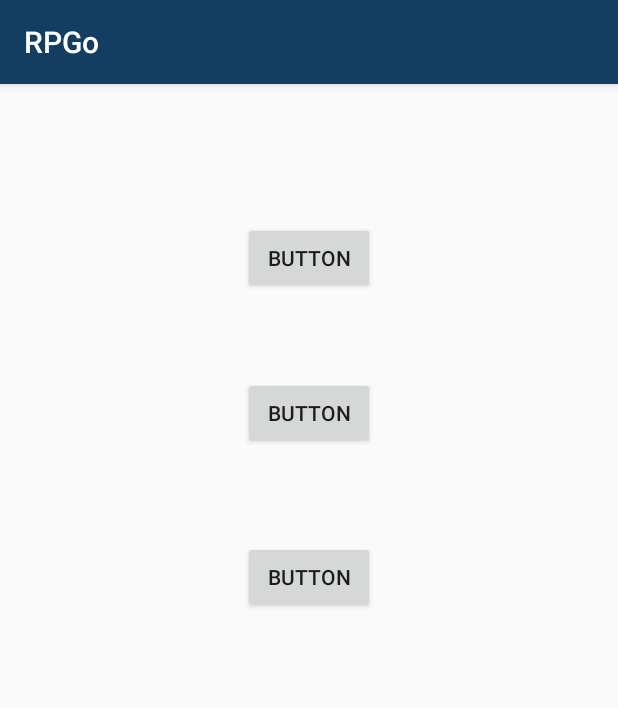
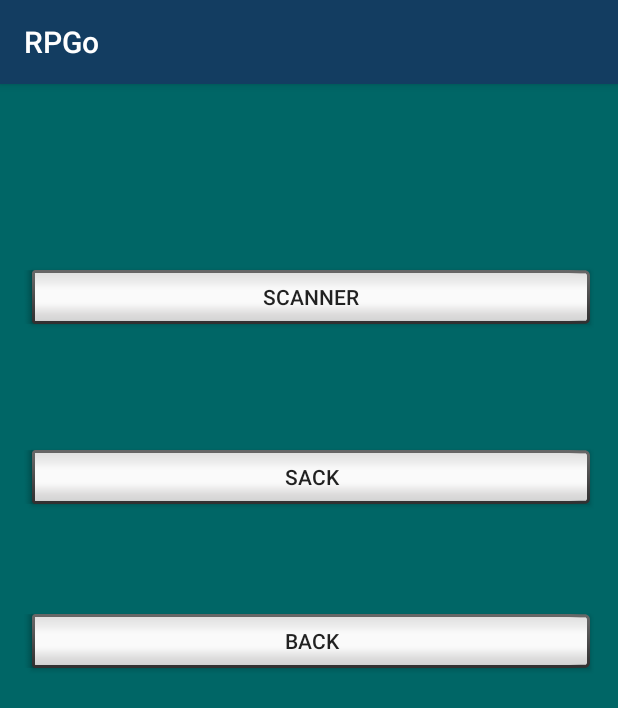
Before and after one commit to Mental1993/RPGo, an Android app: the Buttons screen opened directly, with no data from a screen before it, on a phone screen of 412 x 824 dp. Shown: the top 708 px of the screen. Run offline under Robolectric (Android 15) with nearby library versions, the phone set to English and light mode, and no system bars.

Commit message:
create ui and style
Create ui and style for class buttons

```diff
--- a/RPGo/app/src/main/res/layout/activity_buttons.xml
+++ b/RPGo/app/src/main/res/layout/activity_buttons.xml
@@ -8,32 +8,36 @@
     android:paddingLeft="@dimen/activity_horizontal_margin"
     android:paddingRight="@dimen/activity_horizontal_margin"
     android:paddingTop="@dimen/activity_vertical_margin"
-    tools:context="com.example.mental.rpgo.Buttons">
+    tools:context="com.example.mental.rpgo.Buttons"
+    android:background="#006666">
 
     <Button
-        android:text="Button"
-        android:layout_width="wrap_content"
-        android:layout_height="wrap_content"
-        android:layout_alignParentTop="true"
-        android:layout_centerHorizontal="true"
-        android:layout_marginTop="76dp"
-        android:id="@+id/btnScan" />
-
-    <Button
-        android:text="Button"
-        android:layout_width="wrap_content"
-        android:layout_height="wrap_content"
-        android:layout_below="@+id/btnScan"
-        android:layout_alignStart="@+id/btnScan"
-        android:layout_marginTop="55dp"
-        android:id="@+id/btnSack" />
-
-    <Button
-        android:text="Button"
-        android:layout_width="wrap_content"
+        android:text="back"
+        android:layout_width="match_parent"
         android:layout_height="wrap_content"
         android:layout_below="@+id/btnSack"
         android:layout_alignStart="@+id/btnSack"
         android:layout_marginTop="61dp"
-        android:id="@+id/btnMap" />
+        android:id="@+id/btnMap"
+        style="@android:style/Widget.Material.Light.Button.Inset" />
+
+    <Button
+        android:text="sack"
+        android:layout_width="match_parent"
+        android:layout_height="wrap_content"
+        android:id="@+id/btnSack"
+        style="@android:style/Widget.Material.Light.Button.Inset"
+        android:layout_below="@+id/btnScan"
+        android:layout_alignParentStart="true"
+        android:layout_marginTop="72dp" />
+
+    <Button
+        android:text="Scanner"
+        android:layout_width="match_parent"
+        android:layout_height="wrap_content"
+        android:layout_marginTop="104dp"
+        android:id="@+id/btnScan"
+        style="@android:style/Widget.Material.Light.Button.Inset"
+        android:layout_alignParentTop="true"
+        android:layout_alignParentStart="true" />
 </RelativeLayout>
```
